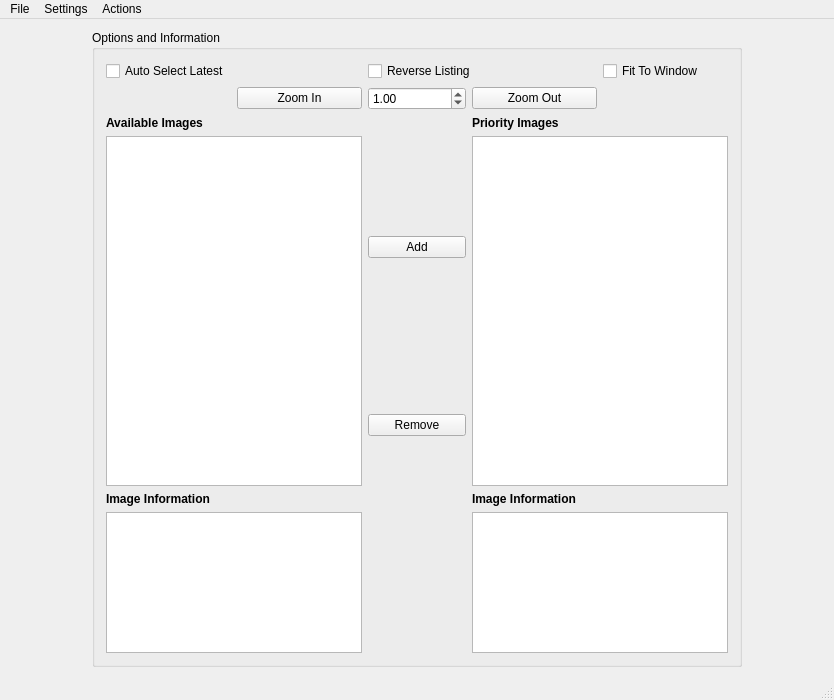
Above: mainwindow.ui from Morgan243/Dynamic-Image-Viewer before the change. Below: the same form after it.
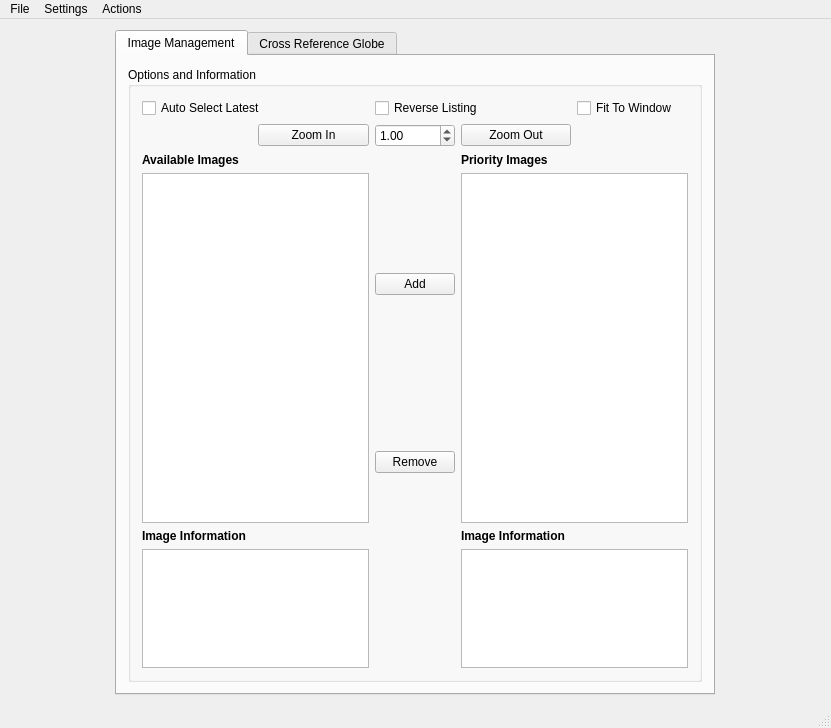
That is the form after the change. The open tabs and pages were chosen to show the change. Icons and pictures are not drawn.

Commit message:
Tabbed layout
Left hand pane is now tabbed to make room for new features.

Diff of the .ui file:
```diff
--- a/mainwindow.ui
+++ b/mainwindow.ui
@@ -6,8 +6,8 @@
    <rect>
     <x>0</x>
     <y>0</y>
-    <width>834</width>
-    <height>700</height>
+    <width>831</width>
+    <height>728</height>
    </rect>
   </property>
   <property name="sizePolicy">
@@ -32,6 +32,22 @@
   <widget class="QWidget" name="centralWidget">
    <layout class="QHBoxLayout" name="horizontalLayout">
     <item>
+     <widget class="QTabWidget" name="tabWidget">
+      <property name="maximumSize">
+       <size>
+        <width>600</width>
+        <height>16777215</height>
+       </size>
+      </property>
+      <property name="currentIndex">
+       <number>1</number>
+      </property>
+      <widget class="QWidget" name="tab">
+       <attribute name="title">
+        <string>Image Management</string>
+       </attribute>
+       <layout class="QGridLayout" name="gridLayout_2">
+        <item row="0" column="0">
      <widget class="QGroupBox" name="groupBox_options">
       <property name="minimumSize">
        <size>
@@ -243,13 +259,22 @@
     </item>
    </layout>
   </widget>
+      <widget class="QWidget" name="tab_2">
+       <attribute name="title">
+        <string>Cross Reference Globe</string>
+       </attribute>
+      </widget>
+     </widget>
+    </item>
+   </layout>
+  </widget>
   <widget class="QStatusBar" name="statusBar"/>
   <widget class="QMenuBar" name="menuBar">
    <property name="geometry">
     <rect>
      <x>0</x>
      <y>0</y>
-     <width>834</width>
+     <width>831</width>
      <height>23</height>
     </rect>
    </property>
```
Lines whose indentation alone changed are shown as unchanged. The commit also changes 2 other files.
